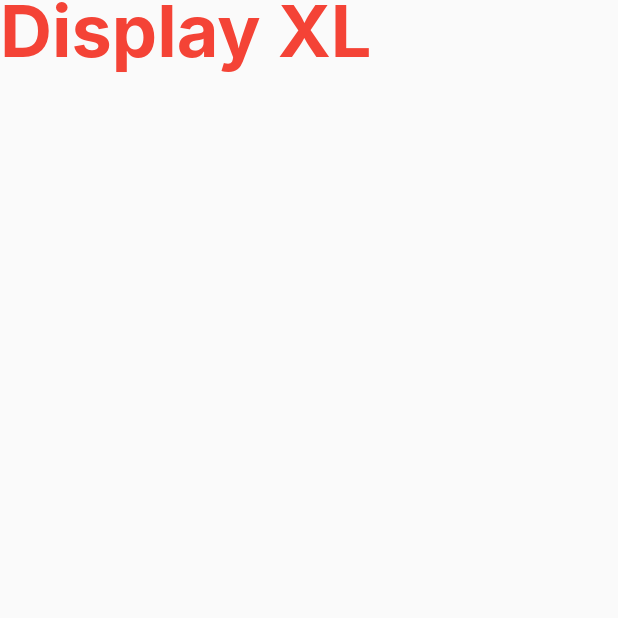
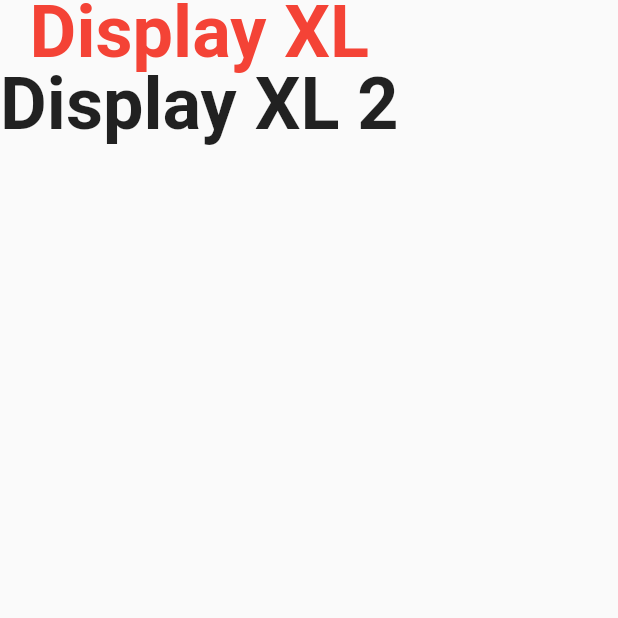
Before and after one commit to RaulColino/theme_kit, a Flutter app: the screen it shows after launch, on a phone screen of 412 x 824 dp, the top half of it. Run offline on Flutter 3.47's test engine with Material 2 defaults, Android fonts, the phone set to English and light mode, and no system bars; Roboto replaces fonts that are missing (Inter).

Commit message:
finished typography part

```diff
--- a/example/lib/main.dart
+++ b/example/lib/main.dart
@@ -1,5 +1,17 @@
 import 'package:flutter/material.dart';
 import 'package:theme_kit/theme_kit.dart';
+
+sealed class AtomizeText extends TKText {
+  AtomizeText(super.data, {super.key});
+
+  ///Returns a Display XL text
+  ///Display M text is used for large texts in large displays.
+  static TKText displayXL(String data) => TKText(data).styles(
+        fontSize: 48,
+        fontWeight: TKFontWeight.bold,
+        fontFamily: TKFontFamily.inter,
+      );
+}
 
 void main() => runApp(MyApp());
 
@@ -28,6 +40,9 @@ class FirstPage extends StatelessWidget {
             color: Colors.red,
             fontWeight: TKFontWeight.bold,
           ),
+          AtomizeText.displayXL("Display XL 2").styles(
+            fontFamily: TKFontFamily.inter,
+          ),
         ],
       ),
     );
--- a/lib/typography/tk_text.dart
+++ b/lib/src/typography/tk_text.dart
@@ -8,10 +8,9 @@ import 'tk_font_weight.dart';
 ///Text widget
 class TKText extends Text {
   //Exclusive attributes of the class
-  TKFontWeight? fontWeight;
-  TKFontFamily? fontFamily;
-  String? package =
-      "theme_kit"; //Added because TextStyle package is private and doesn't have a getter
+  final TKFontWeight? fontWeight;
+  final TKFontFamily? fontFamily;
+  final String? package; //Added because TextStyle package is private and doesn't have a getter
 
   //Constructor
   TKText(
@@ -51,7 +50,7 @@ class TKText extends Text {
     String? debugLabel,
     this.fontFamily = TKFontFamily.inter,
     List<String>? fontFamilyFallback,
-    this.package,
+    this.package = "theme_kit",
   }) : super(
           data,
           key: key,
@@ -251,15 +250,3 @@ class TKText extends Text {
         package: package,
       );
 }
-
-sealed class AtomizeText extends TKText {
-  AtomizeText(super.data);
-
-  ///Returns a Display XL text
-  ///Display M text is used for large texts in large displays.
-  static TKText displayXL(String data) => TKText(data).styles(
-        fontSize: 48,
-        fontWeight: TKFontWeight.bold,
-        fontFamily: TKFontFamily.inter,
-      );
-}
--- a/lib/theme_kit.dart
+++ b/lib/theme_kit.dart
@@ -1,6 +1,6 @@
 library theme_kit;
 
 //Typography
-export 'typography/tk_font_family.dart';
-export 'typography/tk_font_weight.dart';
-export 'typography/tk_text.dart';
+export 'src/typography/tk_font_family.dart';
+export 'src/typography/tk_font_weight.dart';
+export 'src/typography/tk_text.dart';
--- a/pubspec.yaml
+++ b/pubspec.yaml
@@ -1,6 +1,6 @@
 name: theme_kit
 description: Make theming with your custom Design System enjoyable.
-version: 0.0.1
+version: 0.0.3
 homepage: "https://pub.dev/packages/theme_kit"
 
 environment:
```
Also changed, not shown: lib/src/theme/tk_theme.dart (added, +15 -0 lines), example/pubspec.lock, lib/src/typography/tk_font_family.dart (renamed from lib/typography/tk_font_family.dart), lib/src/typography/tk_font_weight.dart (renamed from lib/typography/tk_font_weight.dart), 1 other file.
